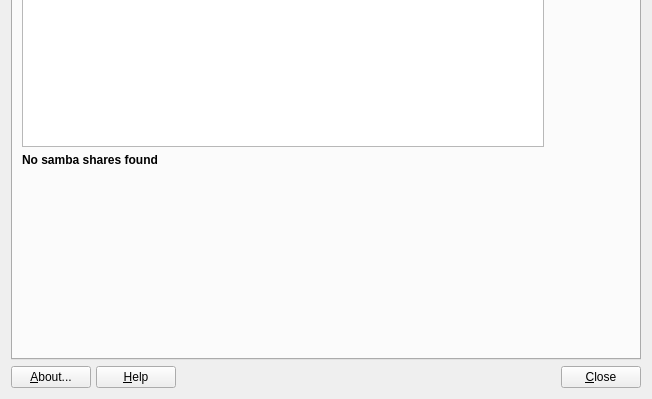
First picture: the form in mainwindow.ui, repository MX-Linux/mx-samba-config, before the edit; both pictures show x 0 to 652 and y 179 to 578 of the 652 by 578 pixel window.
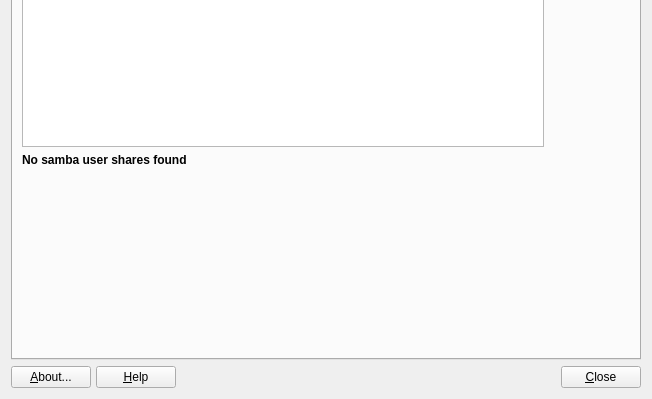
Second picture: the form after the edit. Icons and pictures are not drawn.

Commit message: change samba label to "user" shares

```diff
--- a/mainwindow.ui
+++ b/mainwindow.ui
@@ -125,7 +125,7 @@
          <item row="2" column="0">
           <widget class="QLabel" name="labelSambaSharesFound">
            <property name="text">
-            <string>&lt;html&gt;&lt;head/&gt;&lt;body&gt;&lt;p&gt;&lt;span style=&quot; font-weight:600;&quot;&gt;No samba shares found&lt;/span&gt;&lt;/p&gt;&lt;/body&gt;&lt;/html&gt;</string>
+            <string>&lt;html&gt;&lt;head/&gt;&lt;body&gt;&lt;p&gt;&lt;span style=&quot; font-weight:600;&quot;&gt;No samba user shares found&lt;/span&gt;&lt;/p&gt;&lt;/body&gt;&lt;/html&gt;</string>
            </property>
           </widget>
          </item>
```
